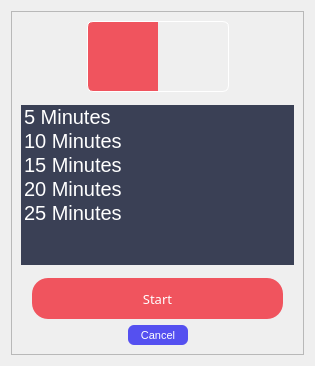
Before: the Qt Designer form TomatoClock/ui/designer/OneClock.ui in qtswdev/TomatoClock, drawn with Qt 5.
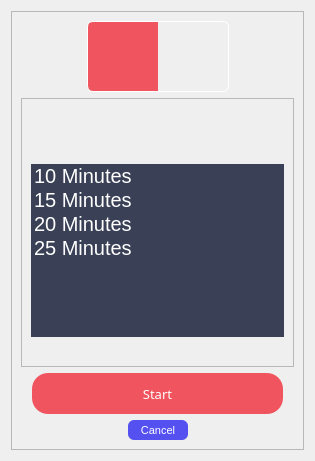
After: the same form once the commit is applied. Icons and pictures are not drawn.

```diff
--- a/TomatoClock/ui/designer/OneClock.ui
+++ b/TomatoClock/ui/designer/OneClock.ui
@@ -7,7 +7,7 @@
     <x>0</x>
     <y>0</y>
     <width>315</width>
-    <height>366</height>
+    <height>461</height>
    </rect>
   </property>
   <property name="windowTitle">
@@ -89,7 +89,7 @@
 
 /*endregion*/</string>
   </property>
-  <layout class="QGridLayout" name="gridLayout_2">
+  <layout class="QGridLayout" name="gridLayout_3">
    <item row="0" column="0">
     <widget class="QFrame" name="frame">
      <property name="frameShape">
@@ -101,6 +101,9 @@
      <layout class="QGridLayout" name="gridLayout">
       <item row="0" column="0">
        <layout class="QVBoxLayout" name="verticalLayout">
+        <property name="sizeConstraint">
+         <enum>QLayout::SetDefaultConstraint</enum>
+        </property>
         <item>
          <layout class="QHBoxLayout" name="horizontalLayout_2">
           <item>
@@ -232,7 +235,37 @@
          </layout>
         </item>
         <item>
-         <spacer name="verticalSpacer_2">
+         <widget class="QFrame" name="central_frame">
+          <property name="frameShape">
+           <enum>QFrame::StyledPanel</enum>
+          </property>
+          <property name="frameShadow">
+           <enum>QFrame::Raised</enum>
+          </property>
+          <layout class="QGridLayout" name="gridLayout_2">
+           <item row="0" column="0">
+            <layout class="QVBoxLayout" name="verticalLayout_2">
+             <item>
+              <widget class="QLabel" name="label_remark">
+               <property name="minimumSize">
+                <size>
+                 <width>0</width>
+                 <height>30</height>
+                </size>
+               </property>
+               <property name="maximumSize">
+                <size>
+                 <width>16777215</width>
+                 <height>30</height>
+                </size>
+               </property>
+               <property name="text">
+                <string/>
+               </property>
+              </widget>
+             </item>
+             <item>
+              <spacer name="verticalSpacer_3">
           <property name="orientation">
            <enum>Qt::Vertical</enum>
           </property>
@@ -270,11 +303,6 @@
           <property name="currentRow">
            <number>-1</number>
           </property>
-          <item>
-           <property name="text">
-            <string>5 Minutes</string>
-           </property>
-          </item>
           <item>
            <property name="text">
             <string>10 Minutes</string>
@@ -309,6 +337,11 @@
            </size>
           </property>
          </spacer>
+             </item>
+            </layout>
+           </item>
+          </layout>
+         </widget>
         </item>
         <item>
          <layout class="QHBoxLayout" name="horizontalLayout_3">
```
Left out of the diff: 8 changed lines with no effect on the pictures. Lines whose indentation alone changed are shown as unchanged.
